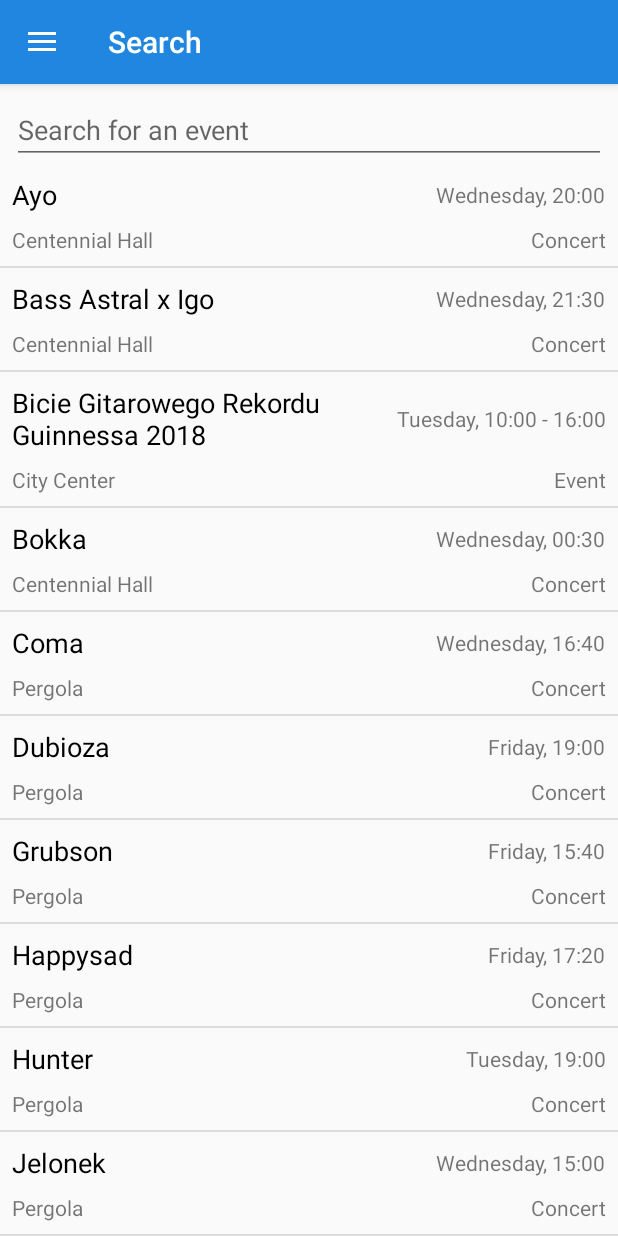
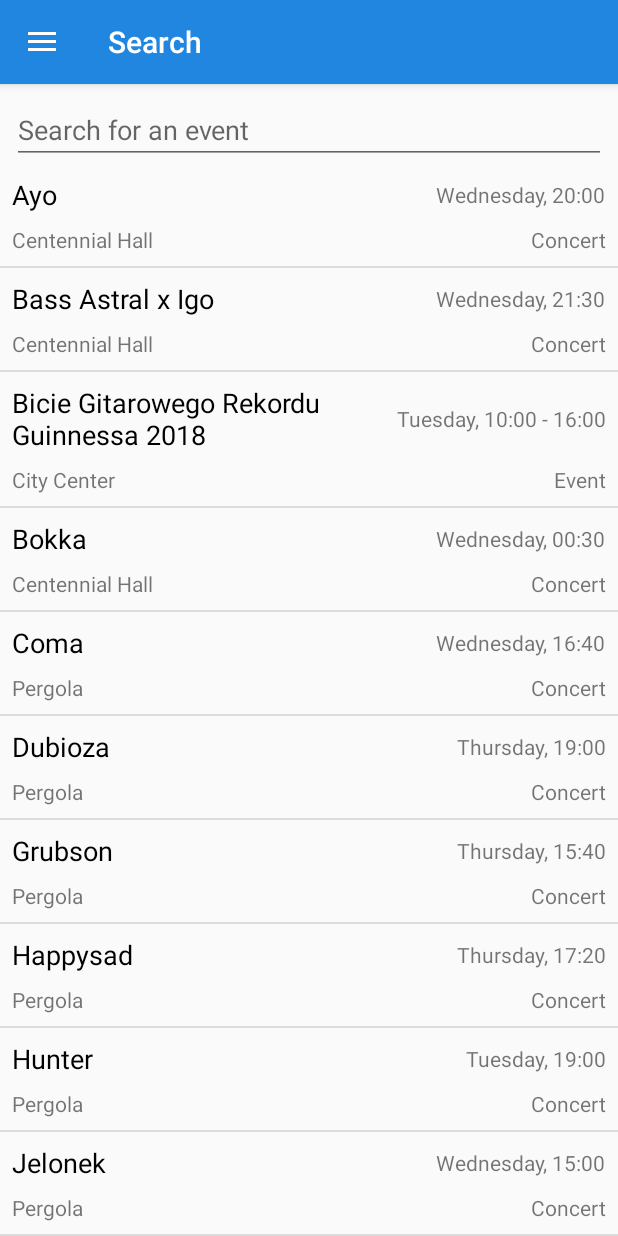
Before and after one commit to ikurek/3majowka-2018, an Android app: the screen it shows after launch (MainActivity), in the side drawer, after a tap on "Search", on a phone screen of 412 x 824 dp. Run offline under Robolectric (Android 15) with nearby library versions, the phone set to English and light mode, and no system bars; libraries missing offline, so code that uses them is left out: com.afollestad.materialdialogs.

Commit message:
2nd released version, fixed wrong day names, rotation crashes, set starting tab to current day

```diff
--- a/app/build.gradle
+++ b/app/build.gradle
@@ -10,8 +10,8 @@ android {
         applicationId "com.kapss.majowka2018"
         minSdkVersion 21
         targetSdkVersion 27
-        versionCode 1
-        versionName "1.0"
+        versionCode 2
+        versionName "1.1"
     }
     buildTypes {
         release {
--- a/app/src/main/AndroidManifest.xml
+++ b/app/src/main/AndroidManifest.xml
@@ -12,6 +12,7 @@
         <activity
             android:name=".MainActivity"
             android:label="@string/app_name"
+            android:screenOrientation="portrait"
             android:theme="@style/AppTheme.NoActionBar">
             <intent-filter>
                 <action android:name="android.intent.action.MAIN" />
--- a/app/src/main/java/com/kapss/majowka2018/Agenda/AgendaFragment.kt
+++ b/app/src/main/java/com/kapss/majowka2018/Agenda/AgendaFragment.kt
@@ -9,6 +9,7 @@ import android.view.ViewGroup
 import com.kapss.majowka2018.Model.EventUtils
 import com.kapss.majowka2018.R
 import kotlinx.android.synthetic.main.fragment_agenda.view.*
+import java.util.*
 
 
 class AgendaFragment : Fragment() {
@@ -30,6 +31,14 @@ class AgendaFragment : Fragment() {
         view.tablayout_agenda.getTabAt(1)!!.text = getString(R.string.wednesday)
         view.tablayout_agenda.getTabAt(2)!!.text = getString(R.string.friday)
 
+        when (Calendar.getInstance().get(Calendar.DAY_OF_WEEK)) {
+            Calendar.TUESDAY -> view.viewpager_agenda.currentItem = 0
+            Calendar.WEDNESDAY -> view.viewpager_agenda.currentItem = 1
+            Calendar.THURSDAY -> view.viewpager_agenda.currentItem = 2
+        }
+
+
+
 
         return view
     }
--- a/app/src/main/res/values/strings.xml
+++ b/app/src/main/res/values/strings.xml
@@ -10,7 +10,7 @@
     <string name="concert">Concert</string>
     <string name="tuesday">Tuesday</string>
     <string name="wednesday">Wednesday</string>
-    <string name="friday">Friday</string>
+    <string name="friday">Thursday</string>
     <string name="agenda">Agenda</string>
     <string name="search">Search</string>
     <string name="exit">Exit</string>
```
Also changed, not shown: 1 other file.
